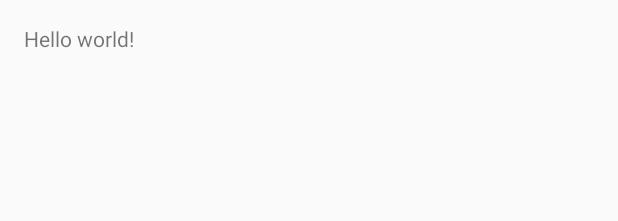
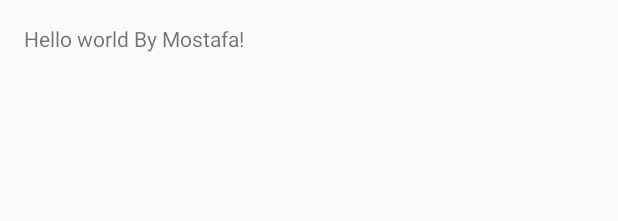
Before and after one commit to keikha/YAndroid, an Android app: the layout activity_main.xml on its own in the app's theme, with its tools: preview values and no code run, on a phone screen of 412 x 824 dp. Shown: the top 221 px of the screen. Run offline under Robolectric (Android 15) with nearby library versions, the phone set to English and light mode, and no system bars.

Commit message:
This is the git test

```diff
--- a/GitTestProject/app/src/main/res/values/strings.xml
+++ b/GitTestProject/app/src/main/res/values/strings.xml
@@ -2,7 +2,7 @@
 <resources>
 
     <string name="app_name">GitTestProject</string>
-    <string name="hello_world">Hello world!</string>
+    <string name="hello_world">Hello world By Mostafa!</string>
     <string name="action_settings">Settings</string>
 
 </resources>
```
